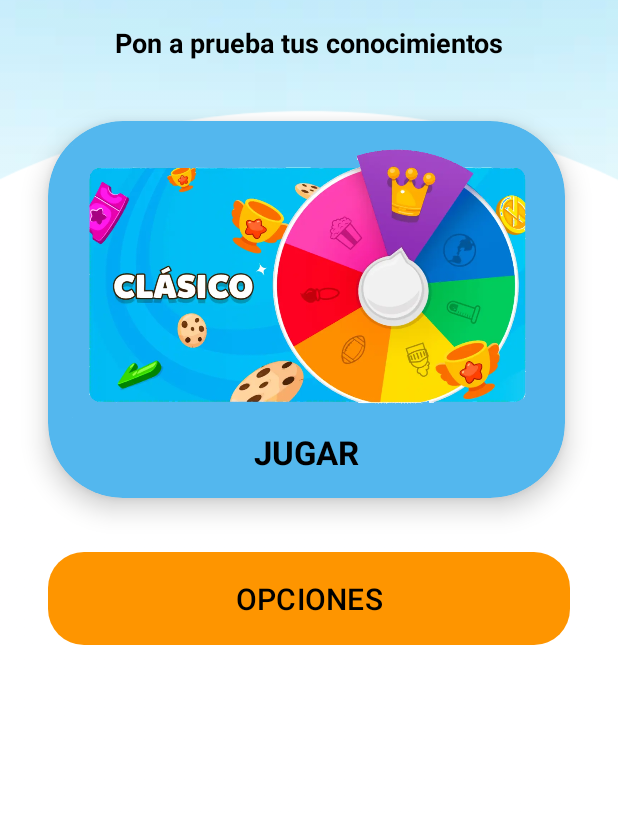
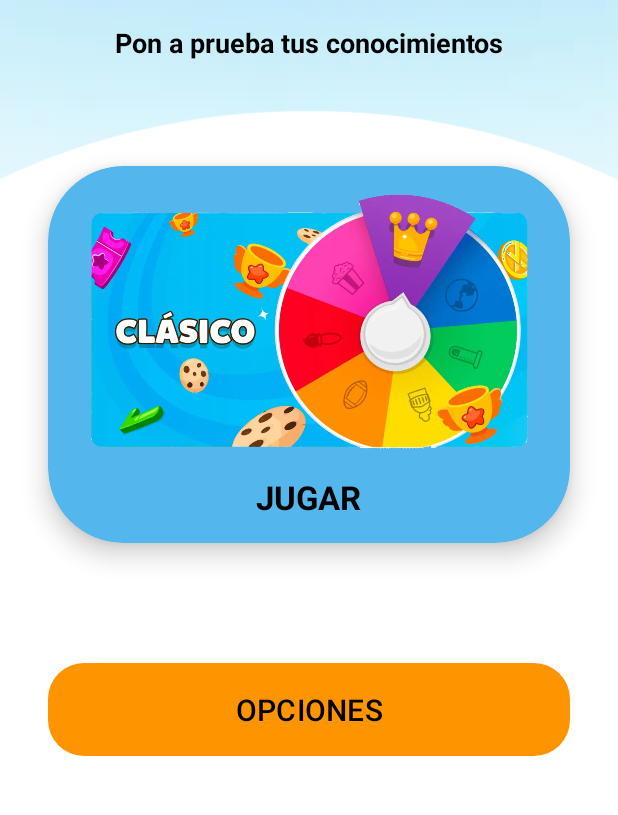
Before and after one commit to Ventthos/QuizApp-Basic, an Android app: the screen it shows after launch (MainActivity), on a phone screen of 412 x 824 dp, the part 213-1028 px from its top. Run offline under Robolectric (Android 15) with nearby library versions, the light colour scheme and no system bars.

Commit message:
ActivityMain Landscape

```diff
--- /dev/null
+++ b/Proyect1/app/src/main/res/layout-land/activity_main.xml
@@ -0,0 +1,129 @@
+<?xml version="1.0" encoding="utf-8"?>
+<androidx.constraintlayout.widget.ConstraintLayout
+    xmlns:android="http://schemas.android.com/apk/res/android"
+    xmlns:app="http://schemas.android.com/apk/res-auto"
+    xmlns:tools="http://schemas.android.com/tools"
+    android:id="@+id/constraintLayout"
+    android:layout_width="match_parent"
+    android:layout_height="match_parent"
+    android:background="@drawable/background_image"
+    tools:context=".MainActivity">
+
+    <LinearLayout
+        android:id="@+id/logoGroup"
+        android:layout_width="wrap_content"
+        android:layout_height="wrap_content"
+        android:layout_marginStart="40dp"
+        android:layout_marginTop="36dp"
+        android:gravity="center_vertical"
+        android:orientation="horizontal"
+        app:layout_constraintStart_toStartOf="parent"
+        app:layout_constraintTop_toTopOf="parent">
+
+        <ImageView
+            android:id="@+id/ivLogo"
+            android:layout_width="75dp"
+            android:layout_height="63dp"
+            android:contentDescription="@string/logo_desc"
+            android:scaleType="centerInside"
+            android:src="@drawable/logo" />
+
+        <TextView
+            android:id="@+id/tvChan"
+            android:layout_width="wrap_content"
+            android:layout_height="wrap_content"
+            android:layout_marginStart="8dp"
+            android:text="@string/user"
+            android:textColor="@color/black"
+            android:textSize="24sp"
+            android:textStyle="bold" />
+    </LinearLayout>
+
+
+    <ImageView
+        android:id="@+id/ivHeader"
+        android:layout_width="311dp"
+        android:layout_height="46dp"
+        android:layout_marginTop="0dp"
+        android:contentDescription="@string/app_name"
+        android:src="@drawable/tittleimg"
+        app:layout_constraintEnd_toEndOf="parent"
+        app:layout_constraintStart_toStartOf="parent"
+        app:layout_constraintTop_toBottomOf="@id/logoGroup" />
+
+    <androidx.cardview.widget.CardView
+        android:id="@+id/cardPlay"
+        android:layout_width="389dp"
+        android:layout_height="224dp"
+        android:layout_marginStart="76dp"
+        android:layout_marginTop="32dp"
+        android:layout_marginBottom="32dp"
+        android:clickable="true"
+        android:focusable="true"
+        android:minWidth="300dp"
+        app:cardBackgroundColor="@color/lightblue"
+        app:cardCornerRadius="50dp"
+        app:cardElevation="10dp"
+        app:layout_constraintBottom_toBottomOf="parent"
+        app:layout_constraintStart_toStartOf="parent"
+        app:layout_constraintTop_toBottomOf="@id/ivHeader">
+
+        <LinearLayout
+            android:layout_width="match_parent"
+            android:layout_height="match_parent"
+            android:gravity="center"
+            android:orientation="vertical"
+            android:padding="15dp">
+
+            <ImageView
+                android:id="@+id/ivPlay"
+                android:layout_width="360dp"
+                android:layout_height="158dp"
+                android:contentDescription="@string/play_icon_desc"
+                android:scaleType="centerInside"
+                android:src="@drawable/play_icon" />
+
+            <TextView
+                android:id="@+id/tvPlay"
+                android:layout_width="wrap_content"
+                android:layout_height="wrap_content"
+                android:layout_marginTop="8dp"
+                android:text="@string/play"
+                android:textColor="@color/black"
+                android:textSize="22sp"
+                android:textStyle="bold" />
+        </LinearLayout>
+    </androidx.cardview.widget.CardView>
+
+    <ImageView
+        android:id="@+id/ivOpcionesImagen"
+        android:layout_width="291dp"
+        android:layout_height="154dp"
+        android:layout_marginBottom="16dp"
+        android:contentDescription="@string/options_image_desc"
+        android:scaleType="centerInside"
+        android:src="@drawable/preguntados"
+        app:layout_constraintBottom_toTopOf="@id/btnOpciones"
+        app:layout_constraintEnd_toEndOf="@id/btnOpciones"
+        app:layout_constraintStart_toStartOf="@id/btnOpciones" />
+
+    <com.google.android.material.button.MaterialButton
+        android:id="@+id/btnOpciones"
+        android:layout_width="179dp"
+        android:layout_height="62dp"
+        android:layout_marginStart="16dp"
+        android:layout_marginEnd="16dp"
+        android:padding="16dp"
+        android:text="@string/options"
+        android:textColor="@color/black"
+        android:textSize="20sp"
+        app:backgroundTint="@color/orange"
+        app:cornerRadius="24dp"
+        app:layout_constraintBottom_toBottomOf="parent"
+        app:layout_constraintEnd_toEndOf="parent"
+        app:layout_constraintHorizontal_bias="0.542"
+        app:layout_constraintStart_toEndOf="@id/cardPlay"
+        app:layout_constraintTop_toBottomOf="@id/ivHeader"
+        app:layout_constraintVertical_bias="0.804" />
+
+</androidx.constraintlayout.widget.ConstraintLayout>
--- a/Proyect1/app/src/main/res/layout/activity_main.xml
+++ b/Proyect1/app/src/main/res/layout/activity_main.xml
@@ -64,8 +64,8 @@
         app:layout_constraintStart_toStartOf="parent"
         app:layout_constraintEnd_toEndOf="parent"
         android:layout_marginStart="32dp"
-        android:layout_marginEnd="35dp"
-        android:layout_marginTop="40dp">
+        android:layout_marginEnd="32dp"
+        android:layout_marginTop="70dp">
 
         <LinearLayout
             android:layout_width="match_parent"
@@ -99,7 +99,7 @@
         android:layout_width="match_parent"
         android:layout_height="70dp"
         android:layout_marginStart="32dp"
-        android:layout_marginTop="32dp"
+        android:layout_marginTop="76dp"
         android:layout_marginEnd="32dp"
         android:padding="16dp"
         android:text="@string/options"
@@ -108,6 +108,7 @@
         app:backgroundTint="@color/orange"
         app:cornerRadius="24dp"
         app:layout_constraintEnd_toEndOf="parent"
+        app:layout_constraintHorizontal_bias="0.0"
         app:layout_constraintStart_toStartOf="parent"
         app:layout_constraintTop_toBottomOf="@id/cardPlay" />
 
--- a/Proyect1/app/src/main/res/values/strings.xml
+++ b/Proyect1/app/src/main/res/values/strings.xml
@@ -222,4 +222,5 @@
     <string name="user">Chan</string>
     <string name="logo_desc">SI</string>
     <string name="play_icon_desc">si</string>
+    <string name="options_image_desc">SI</string>
 </resources>
```
Also changed, not shown: Proyect1/app/src/main/res/drawable/preguntados.png (added).
